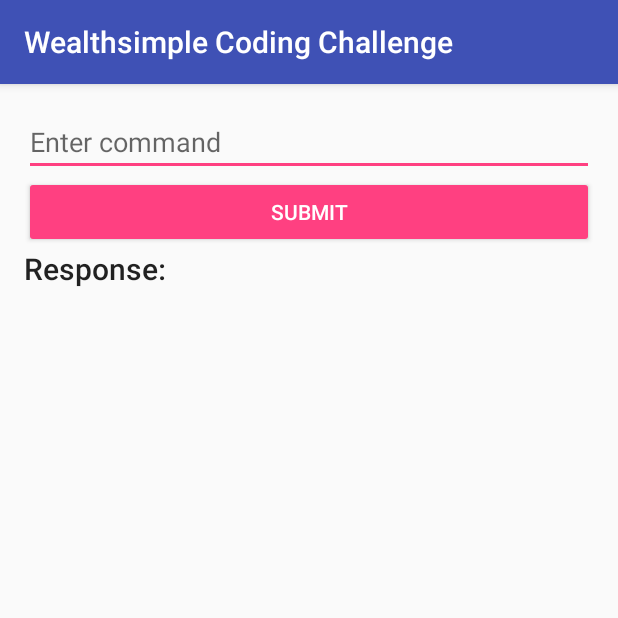
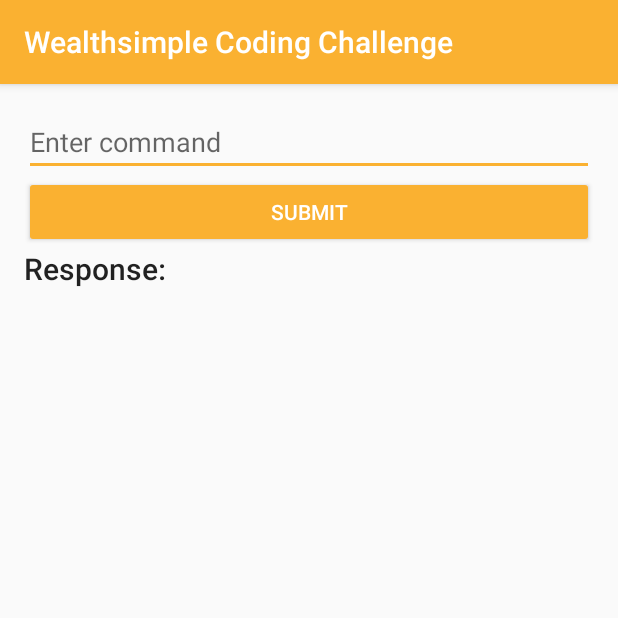
Before and after one commit to bhaskarmurthy/ws-coding-challenge, an Android app: the screen it shows after launch (MainActivity), on a phone screen of 412 x 824 dp, the top half of it. Run offline under Robolectric (Android 15) with nearby library versions, the phone set to English and light mode, and no system bars; our stand-ins replace ButterKnife, Dagger/Hilt's generated code; libraries missing offline, so code that uses them is left out: retrofit2.adapter.rxjava, rx.android.schedulers, rx.functions, rx.schedulers; 2 statements that could not run were skipped.

Commit message:
Use ws colours

```diff
--- a/app/src/main/res/values/colors.xml
+++ b/app/src/main/res/values/colors.xml
@@ -1,6 +1,6 @@
 <?xml version="1.0" encoding="utf-8"?>
 <resources>
-    <color name="colorPrimary">#3F51B5</color>
-    <color name="colorPrimaryDark">#303F9F</color>
-    <color name="colorAccent">#FF4081</color>
+    <color name="colorPrimary">#fab131</color>
+    <color name="colorPrimaryDark">#fab131</color>
+    <color name="colorAccent">#fab131</color>
 </resources>
```
